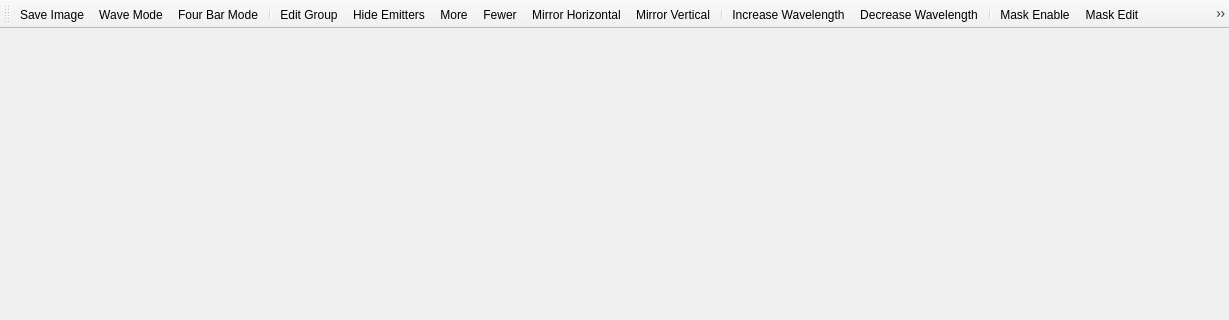
This is mainwindow.ui in DeanIsMe/Wavepaper_Qt as Qt 5 draws it before an edit; both pictures show x 0 to 1229 and y 0 to 320 of the 1229 by 600 pixel window. The edited form follows.
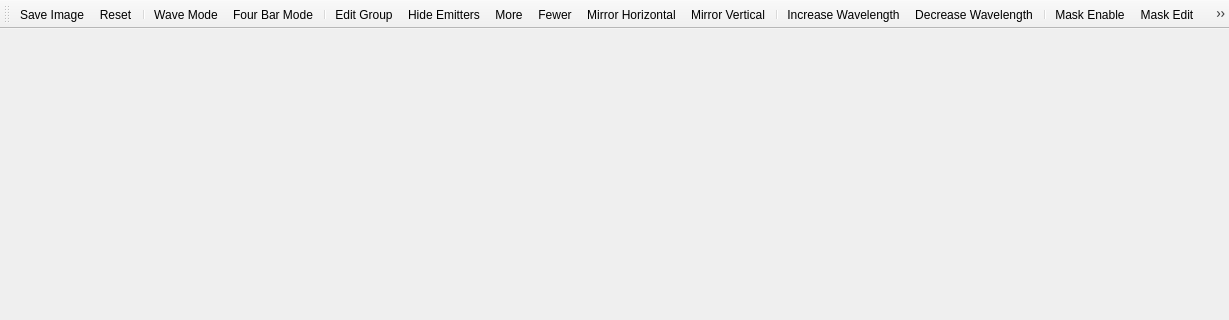
This is the edited form. Icons and pictures are not drawn.

Commit message: Added reset settings button

What changed in the file:
```diff
--- a/mainwindow.ui
+++ b/mainwindow.ui
@@ -38,6 +38,8 @@
     <bool>false</bool>
    </attribute>
    <addaction name="actionSaveImage"/>
+   <addaction name="actionReset"/>
+   <addaction name="separator"/>
    <addaction name="actionWaveMode"/>
    <addaction name="actionFourBarMode"/>
    <addaction name="separator"/>
@@ -318,6 +320,18 @@
     <string>Edit draw range</string>
    </property>
   </action>
+  <action name="actionReset">
+   <property name="icon">
+    <iconset resource="Resources.qrc">
+     <normaloff>:/icons/reset</normaloff>:/icons/reset</iconset>
+   </property>
+   <property name="text">
+    <string>Reset</string>
+   </property>
+   <property name="toolTip">
+    <string>Reset the settings to their default values</string>
+   </property>
+  </action>
  </widget>
  <resources>
   <include location="Resources.qrc"/>
```
The commit also changes 3 other files.
